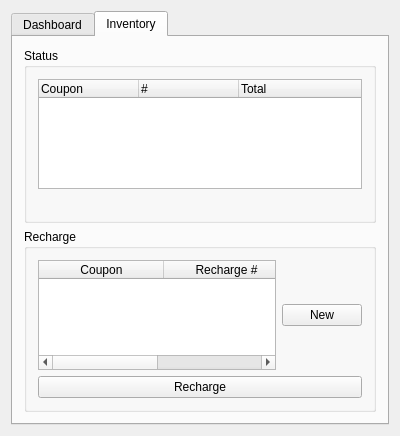
Above: dialog.ui from viranch/sodexo-wallet before the change. Below: the same form after it.
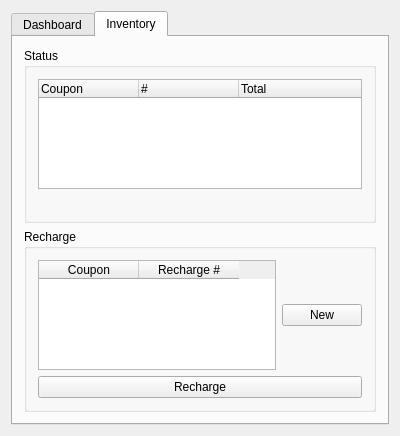
That is the form after the change. The open tabs and pages were chosen to show the change.

Commit message: Fix column stretching in all list views

The edit to the form file:
```diff
--- a/dialog.ui
+++ b/dialog.ui
@@ -126,15 +126,6 @@
          <layout class="QGridLayout" name="gridLayout_5">
           <item row="0" column="0">
            <widget class="QTableWidget" name="rechargeTable">
-            <attribute name="horizontalHeaderCascadingSectionResizes">
-             <bool>true</bool>
-            </attribute>
-            <attribute name="horizontalHeaderDefaultSectionSize">
-             <number>125</number>
-            </attribute>
-            <attribute name="horizontalHeaderStretchLastSection">
-             <bool>true</bool>
-            </attribute>
             <column>
              <property name="text">
               <string>Coupon</string>
```
The commit also changes 1 other file.
